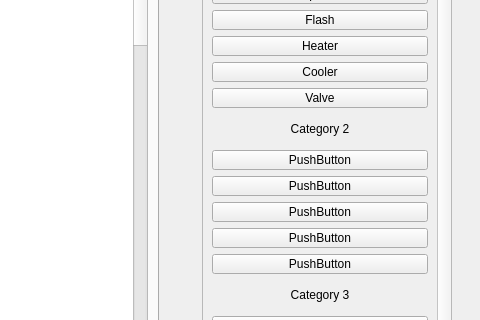
This is main.ui in Anujg935/OMChemSimGUI as Qt 5 draws it before an edit; both pictures show x 602 to 1082 and y 90 to 410 of the 1082 by 589 pixel window. The edited form follows.
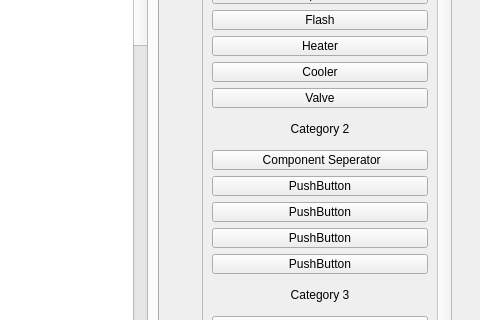
This is the edited form.

Patch:
```diff
--- a/main.ui
+++ b/main.ui
@@ -418,7 +418,7 @@
             </size>
            </property>
            <property name="text">
-            <string>PushButton</string>
+            <string> Component Seperator</string>
            </property>
           </widget>
          </item>
```
